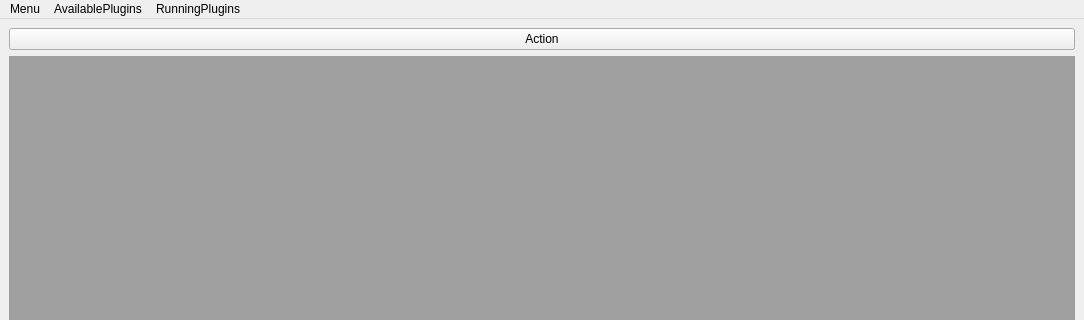
Above: ui/gui/main.ui from TUB-Control/PaPI before the change; both pictures show x 0 to 1084 and y 0 to 320 of the 1084 by 918 pixel window. Below: the same form after it.
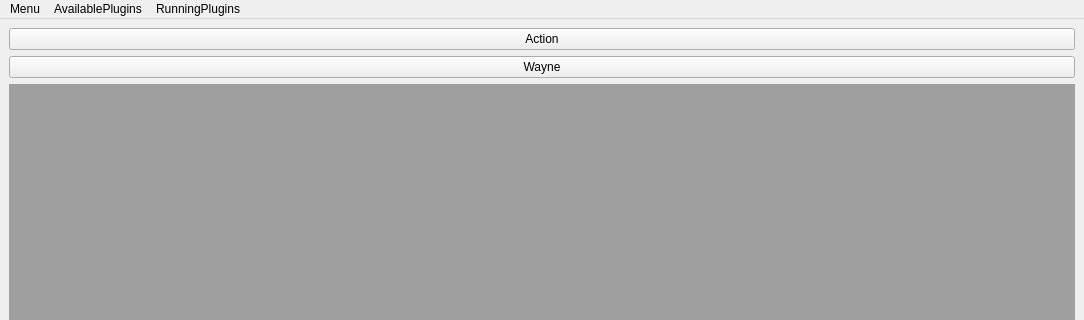
That is the form after the change.

Commit message: added new button for gui, modified Datastructure, removed buffer class

Patch:
```diff
--- a/ui/gui/main.ui
+++ b/ui/gui/main.ui
@@ -22,6 +22,13 @@
       </property>
      </widget>
     </item>
+    <item>
+     <widget class="QPushButton" name="stefans_button_2">
+      <property name="text">
+       <string>Wayne</string>
+      </property>
+     </widget>
+    </item>
     <item>
      <widget class="QMdiArea" name="scopeArea">
       <property name="verticalScrollBarPolicy">
```
The commit also changes 5 other files.
